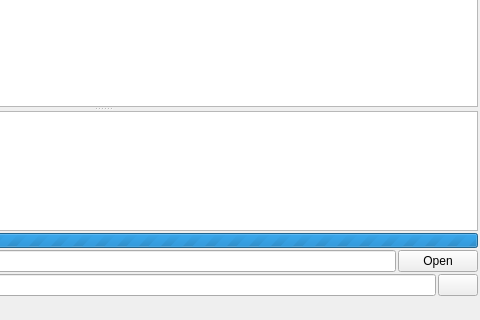
This is searchtab.ui in kernel1024/jpreader as Qt 5 draws it before an edit; both pictures show x 274 to 754 and y 262 to 582 of the 754 by 582 pixel window. The edited form follows.
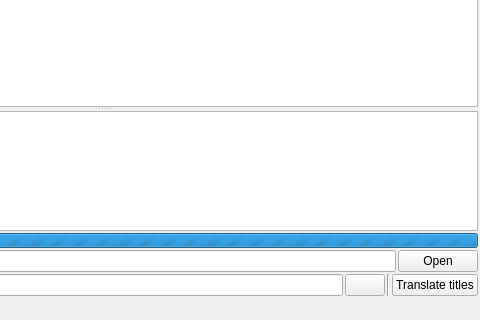
This is the edited form.

Commit message: - Titles and tags translator for Pixiv extractor, - QScopedPointer usage fix.

Patch:
```diff
--- a/searchtab.ui
+++ b/searchtab.ui
@@ -231,6 +231,20 @@
        </property>
       </widget>
      </item>
+     <item>
+      <widget class="Line" name="line">
+       <property name="orientation">
+        <enum>Qt::Vertical</enum>
+       </property>
+      </widget>
+     </item>
+     <item>
+      <widget class="QPushButton" name="buttonTranslateTitles">
+       <property name="text">
+        <string>Translate titles</string>
+       </property>
+      </widget>
+     </item>
     </layout>
    </item>
    <item>
```
Left out of the diff: 2 changed lines with no effect on the pictures. The commit also changes 12 other files.
